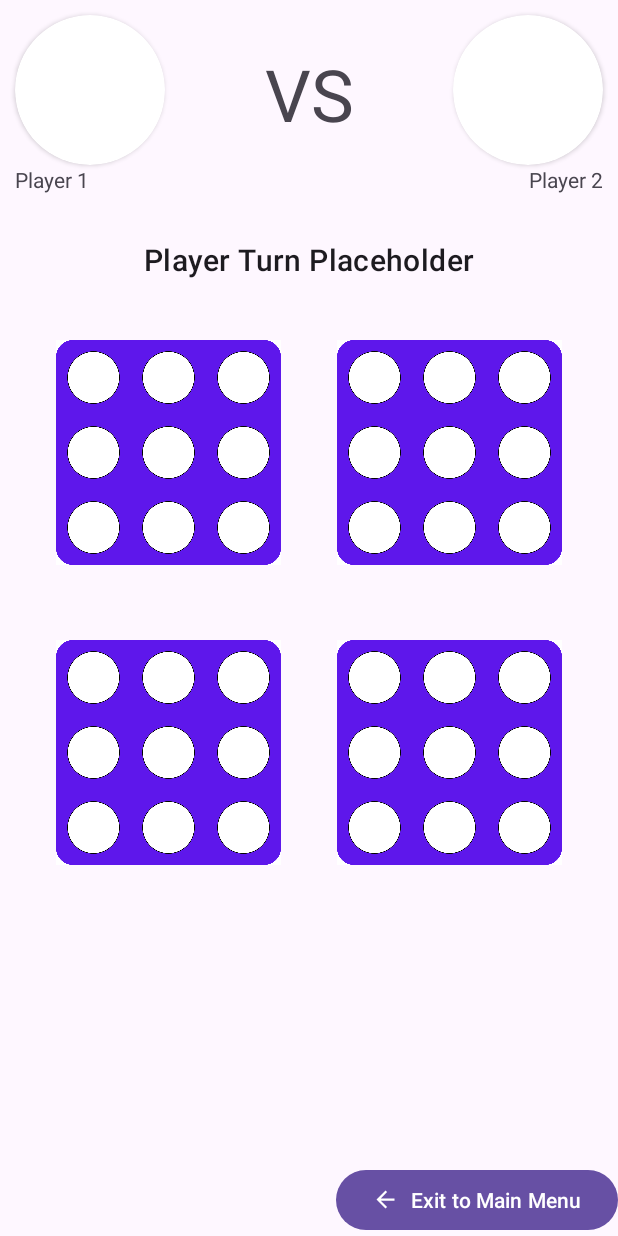
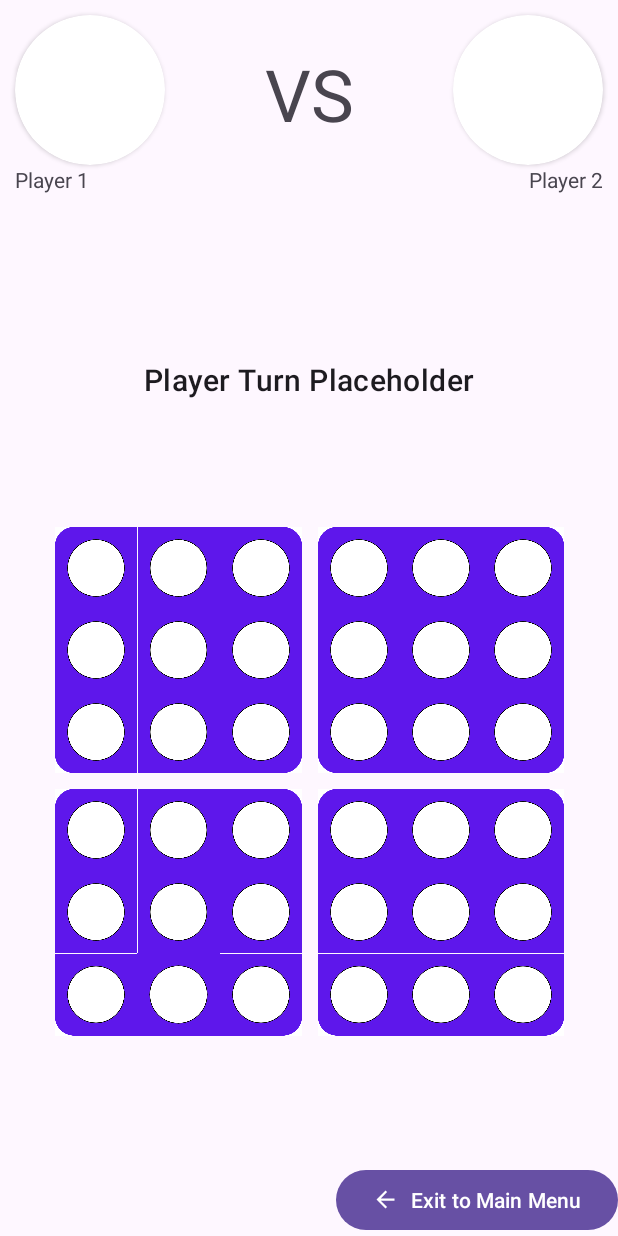
Before and after one commit to tyriquezim/Pentago, an Android app: the fragment GamePlay shown on its own in the app's theme, on a phone screen of 412 x 824 dp. Run offline under Robolectric (Android 15) with nearby library versions, the phone set to English and light mode, and no system bars.

```diff
--- a/app/src/main/res/layout/fragment_game_play.xml
+++ b/app/src/main/res/layout/fragment_game_play.xml
@@ -71,23 +71,36 @@
         android:id="@+id/player_turn_textview"
         android:layout_width="wrap_content"
         android:layout_height="wrap_content"
+        android:layout_marginTop="30dp"
         android:text="@string/player_turn_text"
         android:textAppearance="@style/TextAppearance.MaterialComponents.Headline6"
-        android:layout_marginTop="30dp"
+        app:layout_constraintEnd_toEndOf="parent"
+        app:layout_constraintStart_toStartOf="parent"
         app:layout_constraintTop_toBottomOf="@id/player_1_match_name"
+        app:layout_constraintBottom_toTopOf="@id/pentago_master_grid"/>
+
+    <GridLayout
+        android:id="@+id/pentago_master_grid"
+        android:layout_width="350dp"
+        android:layout_height="350dp"
+        android:columnCount="2"
+        android:rowCount="2"
+        app:layout_constraintBottom_toTopOf="@id/exit_button"
+        app:layout_constraintEnd_toEndOf="parent"
         app:layout_constraintStart_toStartOf="parent"
-        app:layout_constraintEnd_toEndOf="parent"/>
+        app:layout_constraintTop_toBottomOf="@id/player_turn_textview">
 
         <GridLayout
             android:id="@+id/pentago_upper_left_subgrid"
-        android:layout_width="150dp"
-        android:layout_height="150dp"
+            android:layout_width="0dp"
+            android:layout_height="0dp"
+            android:layout_row="0"
+            android:layout_rowWeight="1"
+            android:layout_column="0"
+            android:layout_columnWeight="1"
             android:columnCount="3"
-        android:rowCount="3"
-        android:layout_marginTop="40dp"
-        app:layout_constraintEnd_toStartOf="@id/pentago_upper_right_subgrid"
-        app:layout_constraintStart_toStartOf="parent"
-        app:layout_constraintTop_toBottomOf="@id/player_turn_textview">
+            android:padding="5dp"
+            android:rowCount="3">
 
             <ImageView
                 android:layout_width="0dp"
@@ -174,14 +187,13 @@
 
         <GridLayout
             android:id="@+id/pentago_upper_right_subgrid"
-        android:layout_width="150dp"
-        android:layout_height="150dp"
+            android:layout_width="0dp"
+            android:layout_height="0dp"
+            android:layout_rowWeight="1"
+            android:layout_columnWeight="1"
             android:columnCount="3"
-        android:rowCount="3"
-        android:layout_marginTop="40dp"
-        app:layout_constraintEnd_toEndOf="parent"
-        app:layout_constraintStart_toEndOf="@id/pentago_upper_left_subgrid"
-        app:layout_constraintTop_toBottomOf="@id/player_turn_textview">
+            android:padding="5dp"
+            android:rowCount="3">
 
             <ImageView
                 android:layout_width="0dp"
@@ -268,15 +280,13 @@
 
         <GridLayout
             android:id="@+id/pentago_lower_left_subgrid"
-        android:layout_width="150dp"
-        android:layout_height="150dp"
+            android:layout_width="0dp"
+            android:layout_height="0dp"
+            android:layout_rowWeight="1"
+            android:layout_columnWeight="1"
             android:columnCount="3"
-        android:rowCount="3"
-        app:layout_constraintVertical_bias="0.2"
-        app:layout_constraintBottom_toTopOf="@id/exit_button"
-        app:layout_constraintEnd_toStartOf="@id/pentago_lower_right_subgrid"
-        app:layout_constraintStart_toStartOf="parent"
-        app:layout_constraintTop_toBottomOf="@id/pentago_upper_left_subgrid">
+            android:padding="5dp"
+            android:rowCount="3">
 
             <ImageView
                 android:layout_width="0dp"
@@ -363,15 +373,13 @@
 
         <GridLayout
             android:id="@+id/pentago_lower_right_subgrid"
-        android:layout_width="150dp"
-        android:layout_height="150dp"
+            android:layout_width="0dp"
+            android:layout_height="0dp"
+            android:layout_rowWeight="1"
+            android:layout_columnWeight="1"
             android:columnCount="3"
-        android:rowCount="3"
-        app:layout_constraintVertical_bias="0.2"
-        app:layout_constraintBottom_toTopOf="@id/exit_button"
-        app:layout_constraintEnd_toEndOf="parent"
-        app:layout_constraintStart_toEndOf="@id/pentago_lower_left_subgrid"
-        app:layout_constraintTop_toBottomOf="@id/pentago_upper_right_subgrid">
+            android:padding="5dp"
+            android:rowCount="3">
 
             <ImageView
                 android:layout_width="0dp"
@@ -455,6 +463,7 @@
                 android:src="@drawable/empty_lower_right_cell" />
 
         </GridLayout>
+    </GridLayout>
 
     <Button
         android:id="@+id/exit_button"
--- a/app/src/main/res/values/strings.xml
+++ b/app/src/main/res/values/strings.xml
@@ -29,4 +29,10 @@
     <string name="versus_text">VS</string>
     <string name="player_turn_text">Player Turn Placeholder</string>
 
+    <string name="achievement_title">Achievement Title</string>
+    <string name="achievement_desc">Achievement Description</string>
+    <string name="achievement_date">Wed Jan 01 2025</string>
+    <string name="achievement_earned">Earned</string>
+    <string name="achievement_unearned">Unearned</string>
+
 </resources>
```
Also changed, not shown: app/src/main/res/layout/achievement_item.xml (added, +79 -0 lines), app/src/main/res/layout/fragment_achievement_list.xml (+14 -6 lines). Lines whose indentation alone changed are shown as unchanged.
